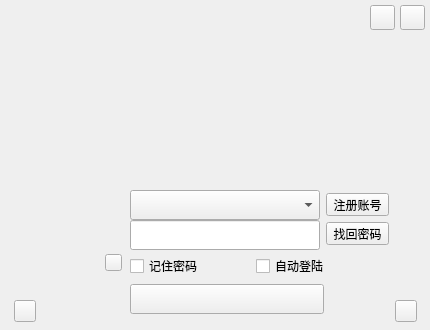
Before: the Qt Designer form view/loginwindow.ui in GhostWarlock/Mini-MSG, drawn with Qt 5.
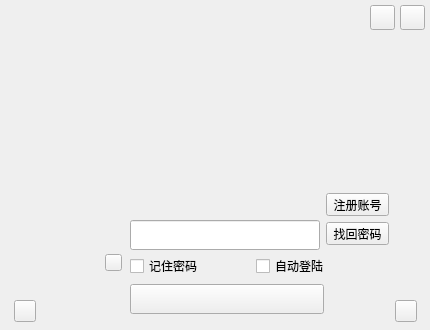
After: the same form once the commit is applied.

Commit message: feat: using accountBox Class replace QCombobox.

Patch:
```diff
--- a/view/loginwindow.ui
+++ b/view/loginwindow.ui
@@ -109,28 +109,6 @@
     <string/>
    </property>
   </widget>
-  <widget class="QComboBox" name="userName">
-   <property name="geometry">
-    <rect>
-     <x>130</x>
-     <y>190</y>
-     <width>190</width>
-     <height>30</height>
-    </rect>
-   </property>
-   <property name="minimumSize">
-    <size>
-     <width>190</width>
-     <height>30</height>
-    </size>
-   </property>
-   <property name="maximumSize">
-    <size>
-     <width>190</width>
-     <height>30</height>
-    </size>
-   </property>
-  </widget>
   <widget class="QLineEdit" name="pwd">
    <property name="geometry">
     <rect>
```
Left out of the diff: 1 changed line with no effect on the pictures. The commit also changes 10 other files.
